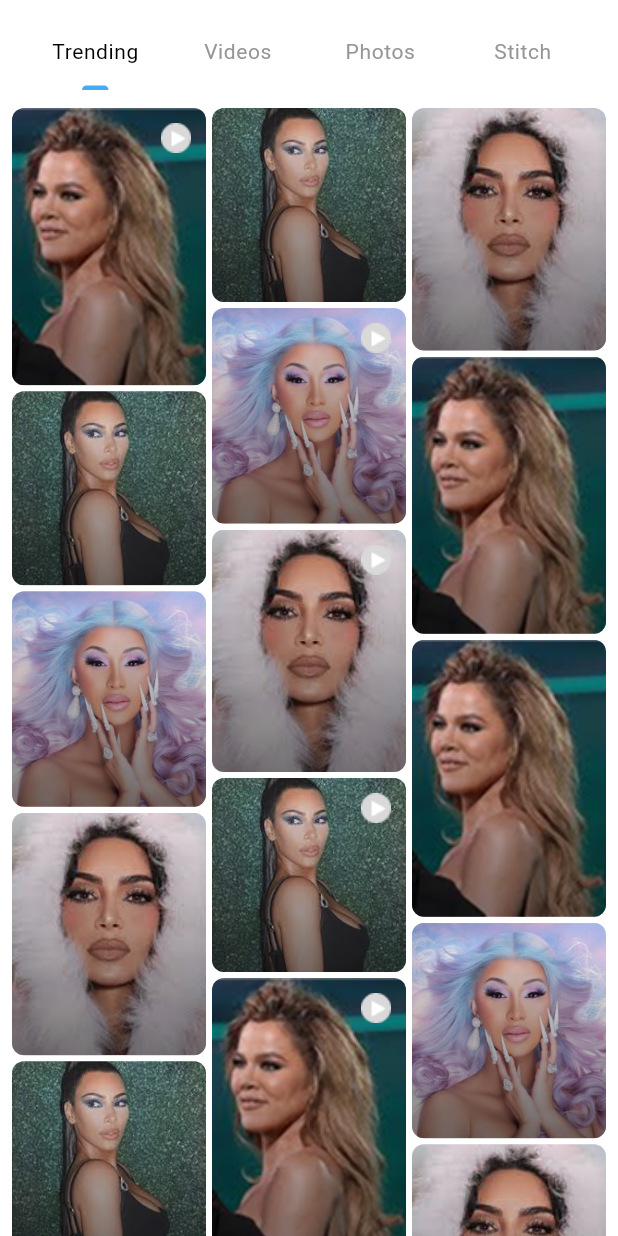
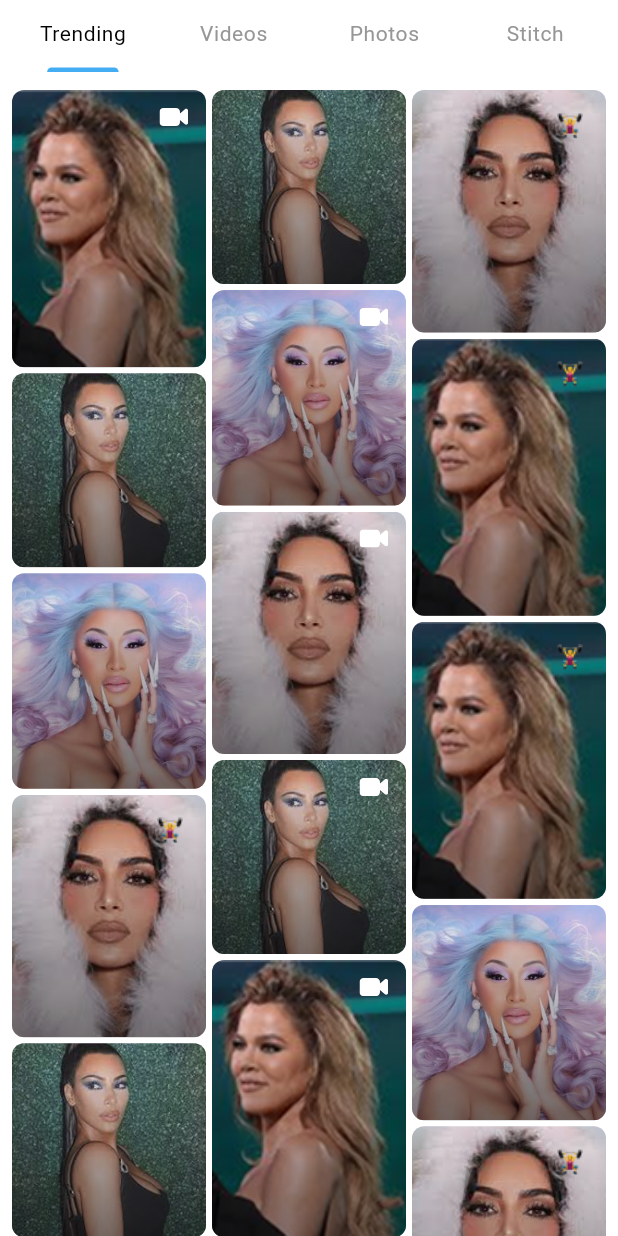
Before and after one commit to Laiba3131/new_app, a Flutter app: the HomeScreen screen opened directly, on a phone screen of 412 x 824 dp. Run offline on Flutter 3.47's test engine with Material 3 defaults, Android fonts, the phone set to English and light mode, and no system bars; our stand-ins replace bot_toast, cached_network_image, dio, equatable, flutter_bloc, flutter_otp_text_field and 9 more; accounts and stored records are empty; Roboto replaces fonts that are missing (DmSans); project files that could hold a hidden picture were left out.

Commit message:
all changes done

```diff
--- a/lib/modules/home/pages/home_screen.dart
+++ b/lib/modules/home/pages/home_screen.dart
@@ -22,12 +22,13 @@ class HomeScreen extends StatelessWidget {
             children: [
               // Tab Bar
                Padding(
-                padding: EdgeInsets.symmetric(horizontal: 16, vertical: 12),
+                 padding: const EdgeInsets.symmetric(horizontal: 5.0),
                  child: TabBar(
-                  // indicator: null,
+                   padding: const EdgeInsets.only(bottom: 2),
                    indicatorColor: AppColors.primaryColor,
                    dividerColor: AppColors.transparent,
-                  indicatorPadding: EdgeInsets.symmetric(horizontal: 20),
+                   indicatorWeight: 2,
+                   indicatorPadding: const EdgeInsets.symmetric(horizontal: 5,vertical: 0),
                    labelStyle:  context.textTheme.bodySmall?.copyWith(
                      color: AppColors.black,
                      fontWeight: FontWeight.w400,
@@ -43,7 +44,7 @@ class HomeScreen extends StatelessWidget {
                    // indicatorColor: Colors.blue,
                    // indicatorWeight: 3,
                    // indicatorSize: TabBarIndicatorSize.label,
-                  tabs: [
+                   tabs: const [
                      Tab(text: 'Trending'),
                      Tab(text: 'Videos'),
                      Tab(text: 'Photos'),
@@ -54,6 +55,8 @@ class HomeScreen extends StatelessWidget {
 
               // Tab Bar View
               Expanded(
+                child: Padding(
+                  padding: const EdgeInsets.only(top: 10.0),
                   child: TabBarView(
                     children: [
                       const TrendingGrid(),
@@ -68,6 +71,7 @@ class HomeScreen extends StatelessWidget {
                     ],
                   ),
                 ),
+              ),
             ],
           ),
         ),
--- a/lib/modules/home/widgets/trending_grid.dart
+++ b/lib/modules/home/widgets/trending_grid.dart
@@ -1,5 +1,6 @@
 import 'package:flutter/material.dart';
 import 'package:flutter_staggered_grid_view/flutter_staggered_grid_view.dart';
+import 'package:flutter_svg/svg.dart';
 import 'package:kulture/generated/assets.dart';
 
 class TrendingGrid extends StatefulWidget {
@@ -78,6 +79,7 @@ class _TrendingGridState extends State<TrendingGrid> {
           likes: (100 + totalIndex * 127), // More varied like counts
           aspectRatio: aspectRatio,
           isVideo: totalIndex % 3 == 0, // Every third item will be a video
+          isImage: totalIndex % 2 == 0,
         );
       }));
       _isLoading = false;
@@ -133,6 +135,7 @@ class TrendingItem {
   final int likes;
   final double aspectRatio;
   final bool isVideo;
+  final bool isImage;
 
   TrendingItem({
     required this.imageUrl,
@@ -140,6 +143,7 @@ class TrendingItem {
     required this.likes,
     required this.aspectRatio,
     required this.isVideo,
+    required this.isImage,
   });
 }
 
@@ -200,18 +204,20 @@ class TrendingTile extends StatelessWidget {
           ),
 
           // Video play icon
-          if (item.isVideo)
-            Positioned(
-              top: 8,
-              right: 8,
-              child: Image.asset(
-                Assets.videoPlaymini,
-                width: 24,
-                height: 24,
-              ),
-            ),
-
-          // User info at bottom
+          (item.isVideo)
+              ? Positioned(
+                  top: 12, right: 12, child: SvgPicture.asset(Assets.vedioPlay))
+              : (item.isImage)
+                  ? Positioned(
+                      top: 12,
+                      right: 12,
+                      child: Image.asset(
+                        Assets.emoji,
+                        width: 24,
+                        height: 24,
+                      ),
+                    )
+                  : const SizedBox(),
         ],
       ),
     );
--- a/lib/modules/profile/widgets/comment_items_widget.dart
+++ b/lib/modules/profile/widgets/comment_items_widget.dart
@@ -67,7 +67,7 @@ class _CommentItemState extends State<CommentItem> {
             crossAxisAlignment: CrossAxisAlignment.start,
             children: [
               CircleAvatar(
-                radius: 18,
+                radius:widget.isReply? 13:18,
                 backgroundImage: AssetImage(widget.comment.userImage),
               ),
               const SizedBox(width: 12),
@@ -226,7 +226,7 @@ class _CommentItemState extends State<CommentItem> {
               child: Row(
                 children: [
                   CircleAvatar(
-                    radius: 18,
+                    radius: 13,
                     backgroundImage: AssetImage(widget.comment.userImage),
                   ),
                   w1,
--- a/pubspec.yaml
+++ b/pubspec.yaml
@@ -18,6 +18,7 @@ dependencies:
   cached_network_image: ^3.4.0
   flutter_bloc: ^8.1.6
   get_it: ^7.7.0
+  photo_view: ^0.15.0
   equatable: ^2.0.5
   dio: ^5.5.0+1
   shared_preferences: ^2.3.1
```
Also changed, not shown: lib/app/my_app.dart (+4 -3 lines), lib/modules/home/pages/infinity_scrolling_screen.dart (+20 -4 lines), lib/modules/home/widgets/delete_dialog.dart (+14 -10 lines), lib/modules/home/widgets/post_cart.dart (+52 -9 lines), lib/modules/home/widgets/save_bottom_sheet.dart (+36 -32 lines), lib/modules/profile/pages/interest_bottom_sheet.dart (+6 -6 lines), lib/generated/assets.dart, pubspec.lock. Lines whose indentation alone changed are shown as unchanged.
